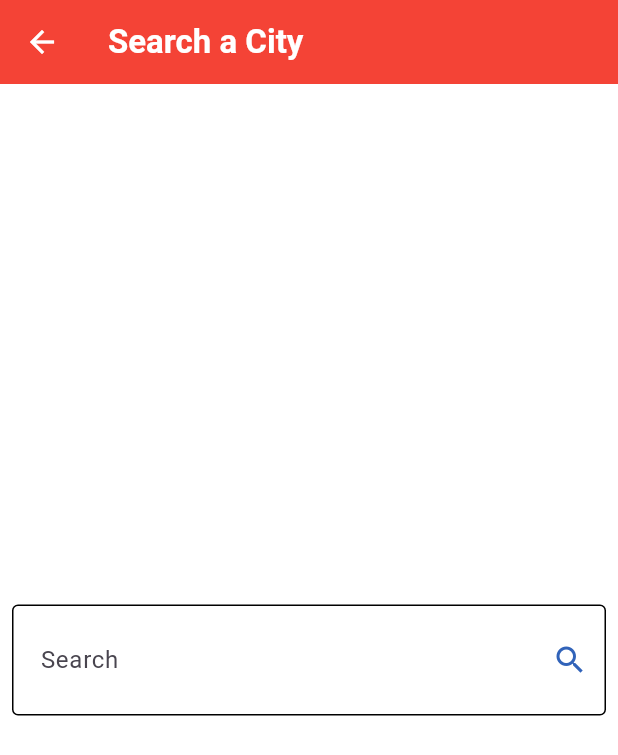
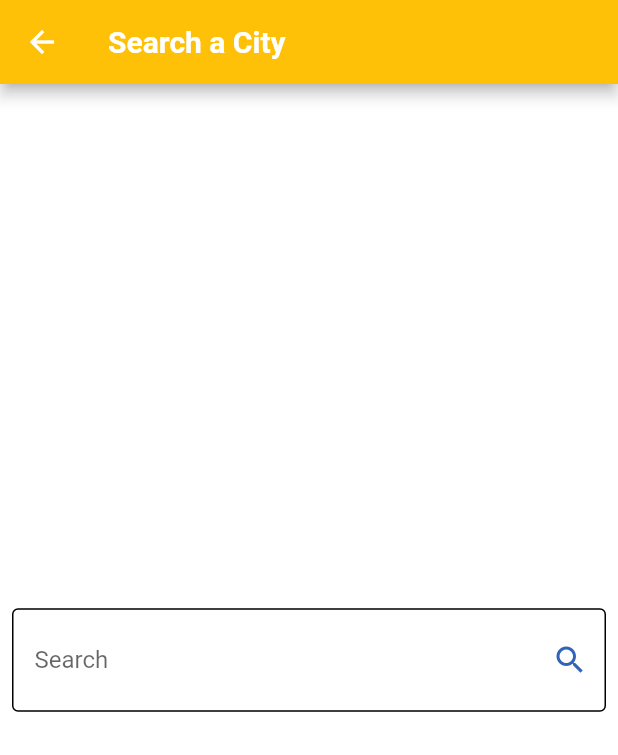
Before and after one commit to ahmedjamal22290/Weather_App, a Flutter app: the screen it shows after launch, after a tap on the "search" icon, on a phone screen of 412 x 824 dp. Shown: the top 755 px of the screen. Run offline on Flutter 3.47's test engine with Material 3 defaults, Android fonts, the phone set to English and light mode, and no system bars; our stand-ins replace bloc, dio, flutter_bloc.

Commit message:
make function that get the color theme

```diff
--- a/lib/cubits/get_weather_cubit/get_weather_cubit.dart
+++ b/lib/cubits/get_weather_cubit/get_weather_cubit.dart
@@ -6,11 +6,12 @@ import 'package:p/service/weather_serveic.dart';
 
 class GetWeatherCubit extends Cubit<weatherState> {
   GetWeatherCubit() : super(noWeatherState());
-
+  String weatherCondition = 'notfounded';
   getWeather({required String cityName}) async {
     try {
       WeatherInfoModle weathermodel =
           await weatherServeic().getWitherInfo(city: cityName);
+      weatherCondition = weathermodel.status;
       emit(weatherLoadedState(weatherInfoModle: weathermodel));
     } catch (e) {
       emit(weatherFailuerState());
--- a/lib/main.dart
+++ b/lib/main.dart
@@ -3,6 +3,7 @@ import 'dart:developer';
 import 'package:flutter/material.dart';
 import 'package:flutter_bloc/flutter_bloc.dart';
 import 'package:p/cubits/get_weather_cubit/get_weather_cubit.dart';
+import 'package:p/cubits/get_weather_cubit/get_weather_states.dart';
 import 'package:p/model/news_service_model.dart';
 import 'package:p/screens/home_page.dart';
 import 'package:p/service/weather_serveic.dart';
@@ -21,13 +22,60 @@ class weatherApp extends StatelessWidget {
       child: MaterialApp(
         debugShowCheckedModeBanner: false,
         theme: ThemeData(
-          primarySwatch: Colors.amber,
-          appBarTheme: AppBarTheme(
-            backgroundColor: Colors.red,
-          ),
+          useMaterial3: false,
+          primarySwatch: getColorTheme('sunny'),
         ),
         home: HomePage(),
       ),
     );
   }
+
+  MaterialColor getColorTheme(String condition) {
+    switch (condition.toLowerCase()) {
+      case 'sunny':
+      case 'clear':
+        return Colors.amber;
+      case 'partly cloudy':
+        return Colors.yellow;
+      case 'cloudy':
+        return Colors.blueGrey;
+      case 'overcast':
+        return Colors.grey;
+      case 'mist':
+      case 'fog':
+      case 'freezing fog':
+        return Colors.blueGrey;
+      case 'patchy rain possible':
+      case 'light drizzle':
+      case 'light rain':
+        return Colors.lightBlue;
+      case 'moderate rain':
+      case 'heavy rain':
+      case 'torrential rain shower':
+        return Colors.blue;
+      case 'patchy snow possible':
+      case 'light snow':
+      case 'moderate snow':
+      case 'heavy snow':
+        return Colors.lightBlue;
+      case 'patchy sleet possible':
+      case 'light sleet':
+      case 'moderate or heavy sleet':
+        return Colors.indigo;
+      case 'thundery outbreaks possible':
+      case 'patchy light rain with thunder':
+      case 'moderate or heavy rain with thunder':
+        return Colors.deepPurple;
+      case 'ice pellets':
+      case 'light showers of ice pellets':
+      case 'moderate or heavy showers of ice pellets':
+        return Colors.cyan;
+      case 'freezing drizzle':
+      case 'patchy freezing drizzle possible':
+      case 'light freezing rain':
+        return Colors.lightBlue;
+      default:
+        return Colors.deepPurple;
+    }
+  }
 }
```
